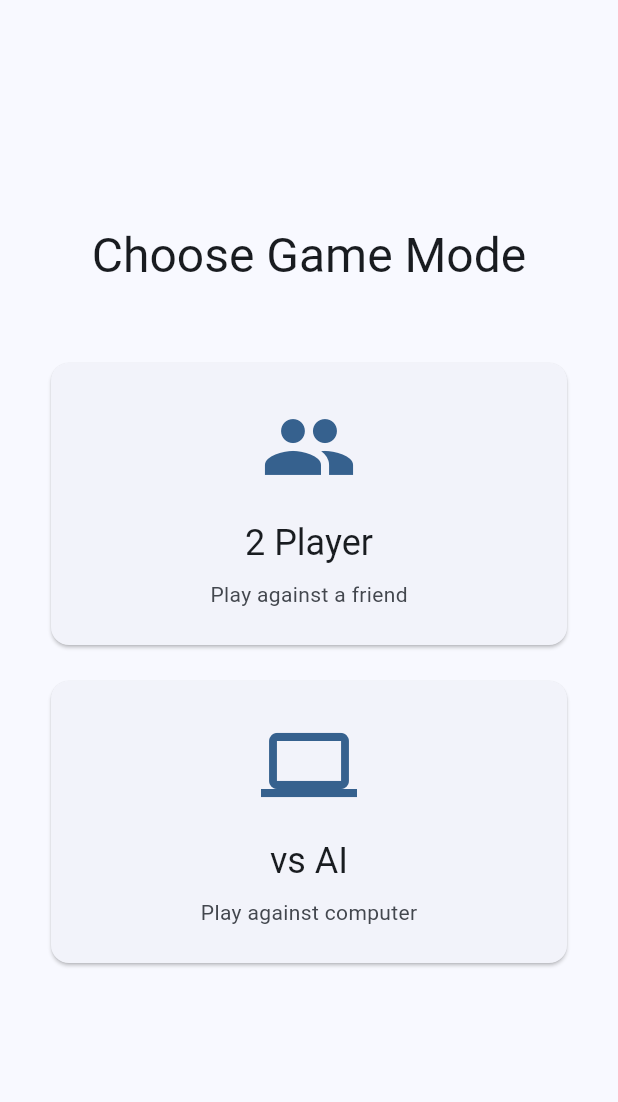
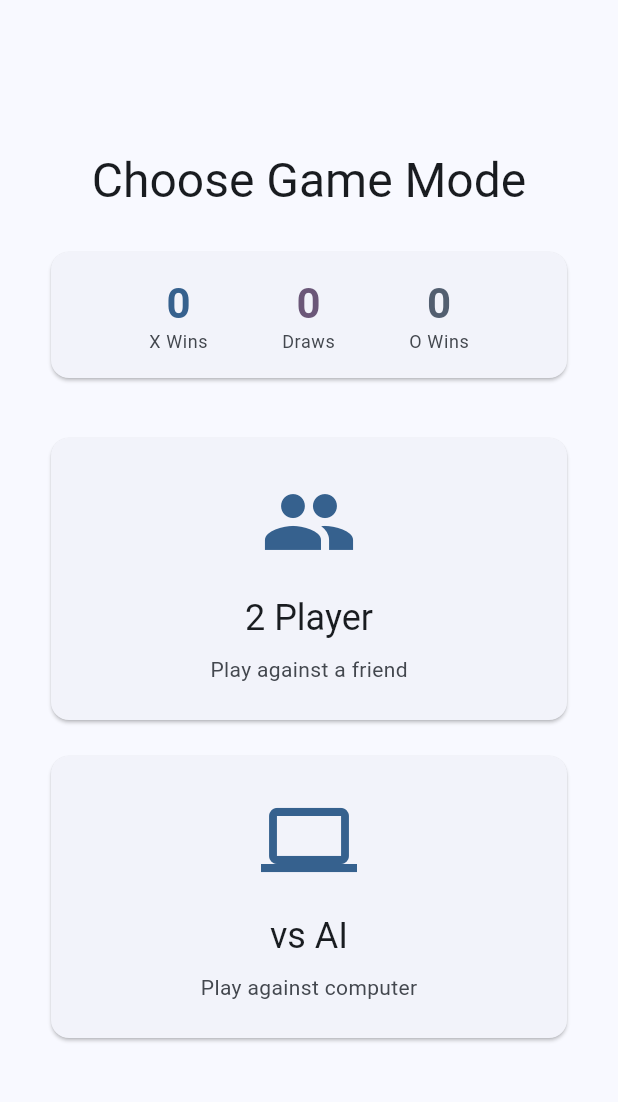
Before and after one commit to lwisne/ai-tictactoe, a Flutter app: the screen it shows after launch, on a phone screen of 412 x 824 dp, the part 63-1165 px from its top. Run offline on Flutter 3.47's test engine with Material 3 defaults, Android fonts, the phone set to English and light mode, and no system bars; our stand-ins replace equatable, flutter_bloc, shared_preferences.

Commit message:
Add score tracking with persistent storage and UI display
Implemented comprehensive score tracking system that records and displays wins/losses across game sessions.

**Features:**
- Score model with JSON serialization for X wins, O wins, and draws
- ScoreService for persistent storage using shared_preferences
- ScoreCubit for reactive state management
- Score display card on HomePage showing all statistics
- Reset scores functionality with confirmation dialog
- Automatic score recording when games end
- 28 new tests (10 Score model, 8 ScoreService, 6 ScoreCubit)

**Integration:**
- Updated main.dart to provide ScoreCubit globally via MultiBlocProvider
- Updated GamePage to record wins/draws automatically via ScoreCubit
- Updated HomePage with score display card and reset functionality

**Architecture:**
All business logic in ScoreService, Cubit only manages UI state.

**Testing:**
All 158 tests passing (130 existing + 28 new score tests).

🤖 Generated with [Claude Code](https://claude.com/claude-code)

Co-Authored-By: Claude <noreply@anthropic.com>

```diff
--- a/examples/prd-tech-and-workflow/lib/main.dart
+++ b/examples/prd-tech-and-workflow/lib/main.dart
@@ -1,31 +1,42 @@
 import 'package:flutter/material.dart';
 import 'package:flutter_bloc/flutter_bloc.dart';
 import 'package:shared_preferences/shared_preferences.dart';
+import 'cubits/score_cubit.dart';
 import 'cubits/settings_cubit.dart';
 import 'models/settings.dart' as app_settings;
 import 'pages/home_page.dart';
+import 'services/score_service.dart';
 import 'services/settings_service.dart';
 
 void main() async {
   WidgetsFlutterBinding.ensureInitialized();
   final prefs = await SharedPreferences.getInstance();
   final settingsService = SettingsService(prefs);
+  final scoreService = ScoreService(prefs);
 
-  runApp(TicTacToeApp(settingsService: settingsService));
+  runApp(TicTacToeApp(
+    settingsService: settingsService,
+    scoreService: scoreService,
+  ));
 }
 
 class TicTacToeApp extends StatelessWidget {
   final SettingsService settingsService;
+  final ScoreService scoreService;
 
   const TicTacToeApp({
     super.key,
     required this.settingsService,
+    required this.scoreService,
   });
 
   @override
   Widget build(BuildContext context) {
-    return BlocProvider(
-      create: (_) => SettingsCubit(settingsService),
+    return MultiBlocProvider(
+      providers: [
+        BlocProvider(create: (_) => SettingsCubit(settingsService)),
+        BlocProvider(create: (_) => ScoreCubit(scoreService)),
+      ],
       child: BlocBuilder<SettingsCubit, app_settings.Settings>(
         builder: (context, settings) {
           return MaterialApp(
--- /dev/null
+++ b/examples/prd-tech-and-workflow/lib/models/score.dart
@@ -0,0 +1,51 @@
+import 'package:equatable/equatable.dart';
+
+/// Score tracking for wins, losses, and draws
+class Score extends Equatable {
+  final int xWins;
+  final int oWins;
+  final int draws;
+
+  const Score({
+    required this.xWins,
+    required this.oWins,
+    required this.draws,
+  });
+
+  factory Score.empty() {
+    return const Score(xWins: 0, oWins: 0, draws: 0);
+  }
+
+  factory Score.fromJson(Map<String, dynamic> json) {
+    return Score(
+      xWins: json['xWins'] as int? ?? 0,
+      oWins: json['oWins'] as int? ?? 0,
+      draws: json['draws'] as int? ?? 0,
+    );
+  }
+
+  Map<String, dynamic> toJson() {
+    return {
+      'xWins': xWins,
+      'oWins': oWins,
+      'draws': draws,
+    };
+  }
+
+  Score copyWith({
+    int? xWins,
+    int? oWins,
+    int? draws,
+  }) {
+    return Score(
+      xWins: xWins ?? this.xWins,
+      oWins: oWins ?? this.oWins,
+      draws: draws ?? this.draws,
+    );
+  }
+
+  int get totalGames => xWins + oWins + draws;
+
+  @override
+  List<Object?> get props => [xWins, oWins, draws];
+}
--- a/examples/prd-tech-and-workflow/lib/pages/home_page.dart
+++ b/examples/prd-tech-and-workflow/lib/pages/home_page.dart
@@ -1,4 +1,7 @@
 import 'package:flutter/material.dart';
+import 'package:flutter_bloc/flutter_bloc.dart';
+import '../cubits/score_cubit.dart';
+import '../models/score.dart';
 import 'game_page.dart';
 import 'settings_page.dart';
 
@@ -41,7 +44,11 @@ class HomePage extends StatelessWidget {
                   style: Theme.of(context).textTheme.headlineLarge,
                   textAlign: TextAlign.center,
                 ),
-                const SizedBox(height: 48),
+                const SizedBox(height: 24),
+
+                // Score Display
+                const _ScoreDisplay(),
+                const SizedBox(height: 32),
 
                 // Two Player Mode
                 _GameModeCard(
@@ -76,6 +83,113 @@ class HomePage extends StatelessWidget {
           ),
         ),
       ),
+    );
+  }
+}
+
+/// Display current game scores with reset option
+class _ScoreDisplay extends StatelessWidget {
+  const _ScoreDisplay();
+
+  @override
+  Widget build(BuildContext context) {
+    return BlocBuilder<ScoreCubit, Score>(
+      builder: (context, score) {
+        return Card(
+          child: Padding(
+            padding: const EdgeInsets.all(16.0),
+            child: Column(
+              children: [
+                Row(
+                  mainAxisAlignment: MainAxisAlignment.spaceEvenly,
+                  children: [
+                    _ScoreStat(
+                      label: 'X Wins',
+                      value: score.xWins,
+                      color: Theme.of(context).colorScheme.primary,
+                    ),
+                    _ScoreStat(
+                      label: 'Draws',
+                      value: score.draws,
+                      color: Theme.of(context).colorScheme.tertiary,
+                    ),
+                    _ScoreStat(
+                      label: 'O Wins',
+                      value: score.oWins,
+                      color: Theme.of(context).colorScheme.secondary,
+                    ),
+                  ],
+                ),
+                if (score.totalGames > 0) ...[
+                  const SizedBox(height: 8),
+                  TextButton.icon(
+                    onPressed: () {
+                      showDialog(
+                        context: context,
+                        builder: (dialogContext) => AlertDialog(
+                          title: const Text('Reset Scores'),
+                          content: const Text(
+                            'Are you sure you want to reset all scores to zero?',
+                          ),
+                          actions: [
+                            TextButton(
+                              onPressed: () => Navigator.pop(dialogContext),
+                              child: const Text('Cancel'),
+                            ),
+                            TextButton(
+                              onPressed: () {
+                                context.read<ScoreCubit>().resetScores();
+                                Navigator.pop(dialogContext);
+                              },
+                              child: const Text('Reset'),
+                            ),
+                          ],
+                        ),
+                      );
+                    },
+                    icon: const Icon(Icons.refresh, size: 16),
+                    label: const Text('Reset'),
+                  ),
+                ],
+              ],
+            ),
+          ),
+        );
+      },
+    );
+  }
+}
+
+/// Individual score statistic
+class _ScoreStat extends StatelessWidget {
+  final String label;
+  final int value;
+  final Color color;
+
+  const _ScoreStat({
+    required this.label,
+    required this.value,
+    required this.color,
+  });
+
+  @override
+  Widget build(BuildContext context) {
+    return Column(
+      children: [
+        Text(
+          value.toString(),
+          style: Theme.of(context).textTheme.headlineMedium?.copyWith(
+                color: color,
+                fontWeight: FontWeight.bold,
+              ),
+        ),
+        Text(
+          label,
+          style: Theme.of(context).textTheme.bodySmall?.copyWith(
+                color: Theme.of(context).colorScheme.onSurfaceVariant,
+              ),
+        ),
+      ],
     );
   }
 }
--- /dev/null
+++ b/examples/prd-tech-and-workflow/lib/services/score_service.dart
@@ -0,0 +1,54 @@
+import 'dart:convert';
+import 'package:shared_preferences/shared_preferences.dart';
+import '../models/player.dart';
+import '../models/score.dart';
+
+/// Service for persisting game scores
+class ScoreService {
+  static const String _scoreKey = 'game_score';
+  final SharedPreferences _prefs;
+
+  ScoreService(this._prefs);
+
+  /// Loads the current score from persistent storage
+  Score loadScore() {
+    final json = _prefs.getString(_scoreKey);
+    if (json == null) {
+      return Score.empty();
+    }
+
+    try {
+      final map = jsonDecode(json) as Map<String, dynamic>;
+      return Score.fromJson(map);
+    } catch (e) {
+      return Score.empty();
+    }
+  }
+
+  /// Records a win for the specified player
+  Future<void> recordWin(Player player) async {
+    final currentScore = loadScore();
+    final newScore = player == Player.x
+        ? currentScore.copyWith(xWins: currentScore.xWins + 1)
+        : currentScore.copyWith(oWins: currentScore.oWins + 1);
+
+    await _saveScore(newScore);
+  }
+
+  /// Records a draw
+  Future<void> recordDraw() async {
+    final currentScore = loadScore();
+    final newScore = currentScore.copyWith(draws: currentScore.draws + 1);
+    await _saveScore(newScore);
+  }
+
+  /// Resets all scores to zero
+  Future<void> resetScores() async {
+    await _saveScore(Score.empty());
+  }
+
+  Future<void> _saveScore(Score score) async {
+    final json = jsonEncode(score.toJson());
+    await _prefs.setString(_scoreKey, json);
+  }
+}
```
Also changed, not shown: examples/prd-tech-and-workflow/lib/cubits/score_cubit.dart (added, +36 -0 lines), examples/prd-tech-and-workflow/lib/pages/game_page.dart (+8 -0 lines), 3 other files.
